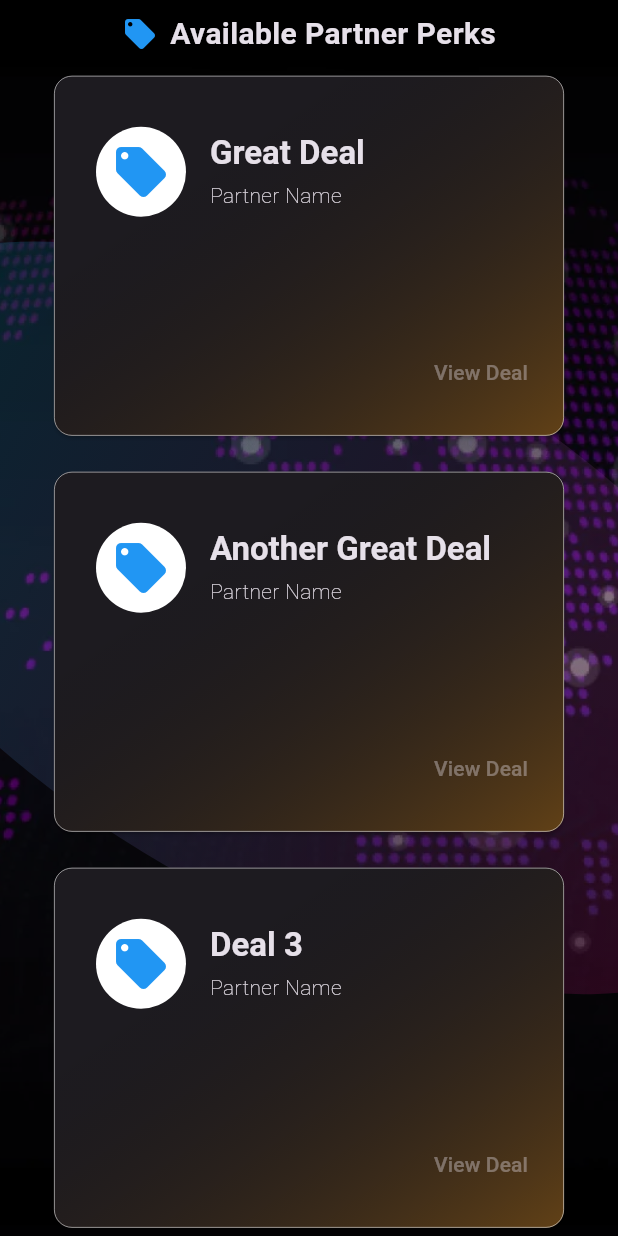
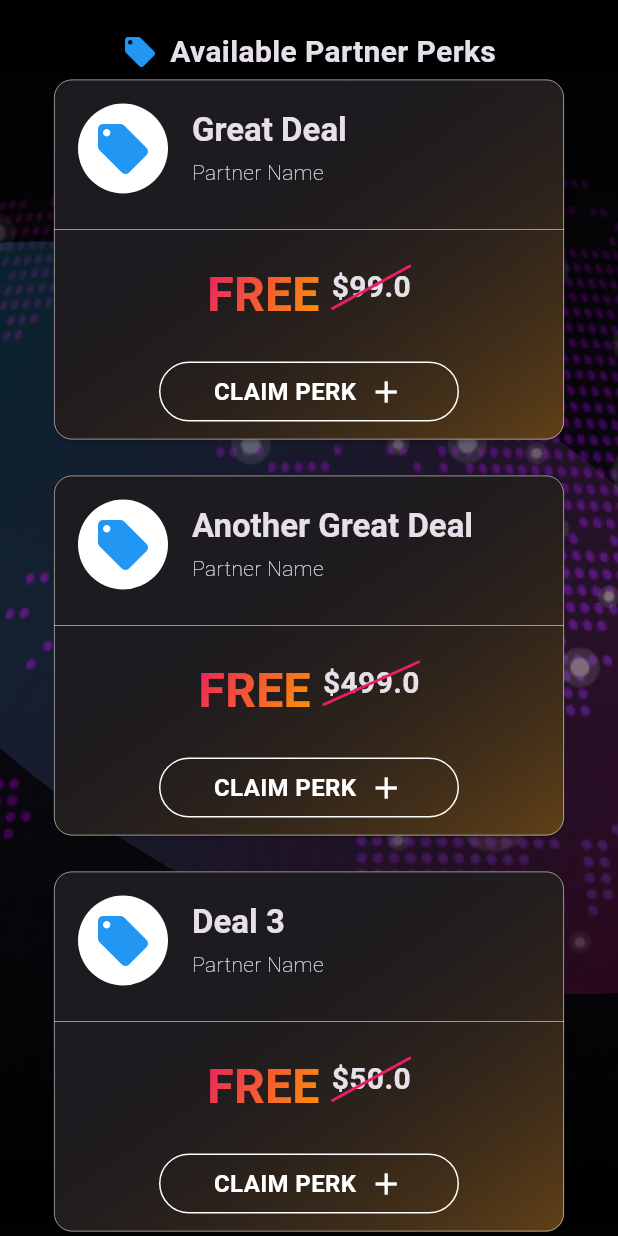
Before and after one commit to timwickey/modeinvestorclub, a Flutter app: the DealList widget shown alone on an empty page, opened directly, on a phone screen of 412 x 824 dp. Run offline on Flutter 3.47's test engine with Material 3 defaults, Android fonts, the phone set to English and light mode, and no system bars; our stand-ins replace flutter_dotenv, flutter_svg, go_router, url_strategy; missing offline and left inert: adaptive_navigation, postgres, window_size.

Commit message:
UPDATE: updates

```diff
--- a/lib/src/data/globals.dart
+++ b/lib/src/data/globals.dart
@@ -5,12 +5,14 @@ const borderThickness = .5;
 const buttonBorderThickness = 1.0;
 const borderColor = Colors.white70;
 const pageWidth = 1200.0;
+const leftGradient = Color.fromARGB(255, 233, 30, 99);
+const rightGradient = Colors.orange;
 
 // Define the color map for buttons
 const Map<String, Color> colorButton = {
   'borderColor': Colors.transparent,
-  'leftColor': Color.fromARGB(255, 233, 30, 99),
-  'rightColor': Colors.orange,
+  'leftColor': leftGradient,
+  'rightColor': rightGradient,
 };
 const Map<String, Color> transparentButton = {
   'borderColor': Colors.white,
--- a/lib/src/screens/home.dart
+++ b/lib/src/screens/home.dart
@@ -20,7 +20,7 @@ List<Deal> deals = [
     image: null, // Replace with null to test the icon fallback
     partnerName: 'Partner Name',
     price: 50.0,
-    originalPrice: 100.0,
+    originalPrice: 99,
     url: 'https://example.com',
   ),
   Deal(
@@ -29,7 +29,7 @@ List<Deal> deals = [
     image: null, // Replace with null to test the icon fallback
     partnerName: 'Partner Name',
     price: 50.0,
-    originalPrice: 100.0,
+    originalPrice: 499,
     url: 'https://example.com',
   ),
   Deal(
@@ -38,7 +38,7 @@ List<Deal> deals = [
     image: null, // Replace with null to test the icon fallback
     partnerName: 'Partner Name',
     price: 50.0,
-    originalPrice: 100.0,
+    originalPrice: 50,
     url: 'https://example.com',
   ),
 ];
--- a/lib/src/widgets/deal_list.dart
+++ b/lib/src/widgets/deal_list.dart
@@ -1,4 +1,5 @@
 import 'package:flutter/material.dart';
+import 'package:modeinvestorclub/src/widgets/ui.dart';
 import '../data/deal.dart';
 import '../data/globals.dart';
 
@@ -18,7 +19,7 @@ class DealList extends StatelessWidget {
       crossAxisAlignment: CrossAxisAlignment.start,
       children: [
         Padding(
-          padding: const EdgeInsets.all(8.0),
+          padding: const EdgeInsets.only(top: 20.0),
           child: const Row(
             mainAxisAlignment: MainAxisAlignment.center,
             children: [
@@ -58,8 +59,6 @@ class DealList extends StatelessWidget {
                           child: Container(
                             width: 340, // Set the width of each card
                             height: 240, // Set the height of the container
-                            padding: const EdgeInsets.symmetric(
-                                vertical: 18, horizontal: 12),
                             decoration: BoxDecoration(
                               borderRadius: BorderRadius.circular(12.0),
                               gradient: LinearGradient(
@@ -75,16 +74,23 @@ class DealList extends StatelessWidget {
                               crossAxisAlignment: CrossAxisAlignment.start,
                               children: [
                                 DealWidget(deal: deal),
+                                const Divider(
+                                    thickness: borderThickness,
+                                    color: borderColor),
+                                const SizedBox(height: 12),
+                                FreeDealWidget(
+                                    originalPrice: deal.originalPrice),
                                 Spacer(),
                                 Align(
-                                  alignment: Alignment.bottomRight,
-                                  child: TextButton(
-                                    onPressed: onTap != null
-                                        ? () => onTap!(deal)
-                                        : null,
-                                    child: Text('View Deal'),
-                                  ),
-                                ),
+                                    alignment: Alignment.bottomCenter,
+                                    child: RoundedButton(
+                                        text: "CLAIM PERK",
+                                        color: transparentButton,
+                                        icon: Icon(Icons.add),
+                                        onPressed: () {
+                                          onTap?.call(deal);
+                                        })),
+                                const SizedBox(height: 12),
                               ],
                             ),
                           ),
@@ -166,3 +172,78 @@ class DealWidget extends StatelessWidget {
         ),
       );
 }
+
+class FreeDealWidget extends StatelessWidget {
+  final double originalPrice;
+
+  const FreeDealWidget({
+    required this.originalPrice,
+    super.key,
+  });
+
+  @override
+  Widget build(BuildContext context) {
+    return Row(
+      mainAxisAlignment: MainAxisAlignment.center,
+      crossAxisAlignment: CrossAxisAlignment.start,
+      children: [
+        // Gradient 'FREE' Text
+        ShaderMask(
+          shaderCallback: (bounds) => LinearGradient(
+            colors: const [leftGradient, rightGradient],
+            begin: Alignment.topLeft,
+            end: Alignment.bottomRight,
+          ).createShader(bounds),
+          child: const Text(
+            'FREE',
+            style: TextStyle(
+              fontSize: 32,
+              fontWeight: FontWeight.bold,
+              color: Colors.white,
+            ),
+          ),
+        ),
+        const SizedBox(width: 8), // Space between the texts
+        // Original Price with a Slash Mark Through It, offset upwards
+        Padding(
+          padding: const EdgeInsets.only(top: 4.0),
+          child: Stack(
+            alignment: Alignment.center,
+            children: [
+              Text(
+                '\$$originalPrice',
+                style: const TextStyle(
+                  fontSize: 20, // Slightly smaller font size
+                  fontWeight: FontWeight.bold,
+                ),
+              ),
+              Positioned.fill(
+                child: CustomPaint(
+                  painter: DiagonalStrikethroughPainter(),
+                ),
+              ),
+            ],
+          ),
+        ),
+      ],
+    );
+  }
+}
+
+class DiagonalStrikethroughPainter extends CustomPainter {
+  @override
+  void paint(Canvas canvas, Size size) {
+    final paint = Paint()
+      ..color = leftGradient
+      ..strokeWidth = 2;
+
+    canvas.drawLine(
+      Offset(0, size.height),
+      Offset(size.width, 0),
+      paint,
+    );
+  }
+
+  @override
+  bool shouldRepaint(CustomPainter oldDelegate) => false;
+}
```
Also changed, not shown: 2 other files.
